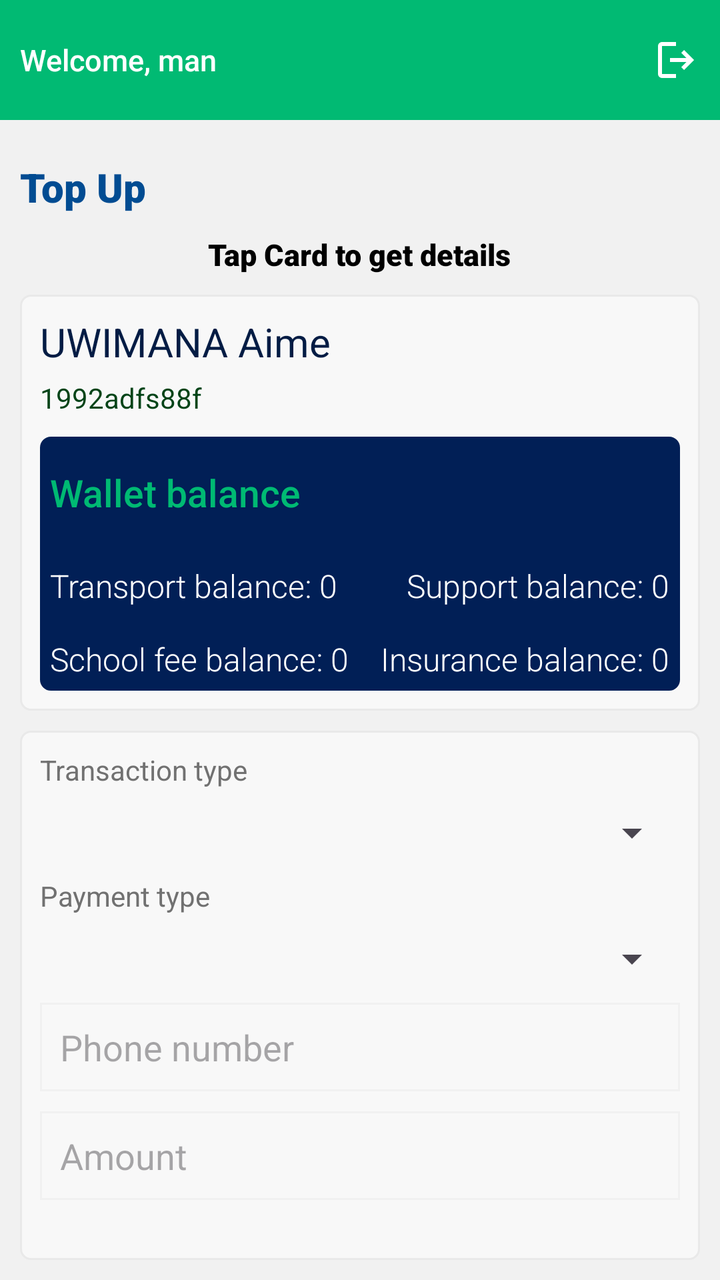
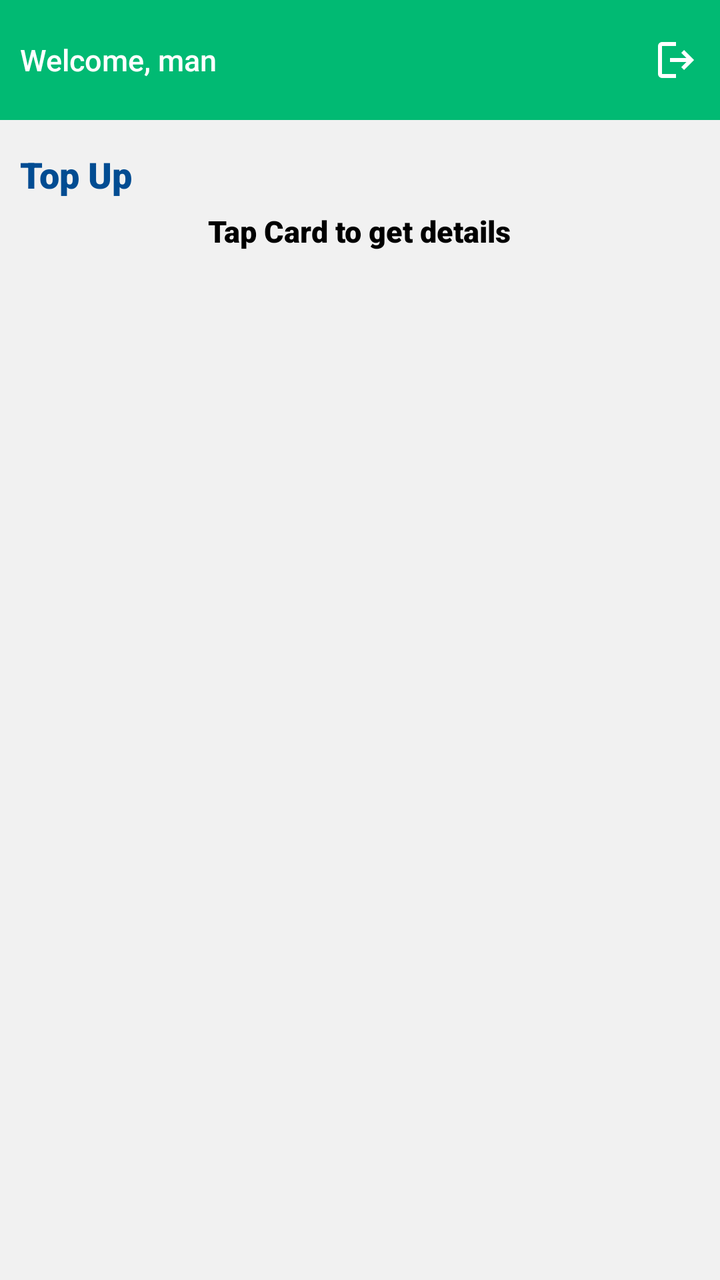

Screens rendered from an Android XML layout before and after an edit, with the pre-edit source and the edit as a unified diff.
<!-- AndroidManifest.xml: application theme Theme.InspectorAppUpdate -->
<!-- res/layout/fragment_card_top_up.xml -->
<?xml version="1.0" encoding="utf-8"?>
<RelativeLayout xmlns:android="http://schemas.android.com/apk/res/android"
    xmlns:tools="http://schemas.android.com/tools"
    android:layout_width="match_parent"
    android:layout_height="match_parent"
    tools:context=".ui.fragment.topup.CardTopUpFragment"
    android:background="@color/main_background_color">

    
    <RelativeLayout
        android:id="@+id/rl_header_title"
        android:layout_width="match_parent"
        android:layout_height="60dp"
        android:background="@color/main_green_color"
        android:layout_alignParentTop="true"
        android:padding="@dimen/ten">

        <LinearLayout
            android:id="@+id/ll_from_transaction"
            android:layout_width="wrap_content"
            android:layout_height="wrap_content"
            android:orientation="horizontal"
            android:layout_centerVertical="true"
            android:gravity="center_vertical"
            android:layout_alignParentStart="true">

            <TextView
                android:id="@+id/tv_search_student_header"
                android:layout_width="wrap_content"
                android:layout_height="wrap_content"
                android:textColor="@color/white"
                android:fontFamily="sans-serif-medium"
                android:textSize="@dimen/fifteen"
                android:text="Welcome, man"
                android:gravity="center_vertical"/>
        </LinearLayout>

        <ImageView
            android:id="@+id/img_logout"
            android:layout_width="wrap_content"
            android:layout_height="wrap_content"
            android:src="@drawable/outline_logout_24"
            android:layout_alignParentEnd="true"
            android:layout_centerVertical="true"/>
    </RelativeLayout>

    <RelativeLayout
        android:layout_width="match_parent"
        android:layout_height="wrap_content"
        android:layout_below="@id/rl_header_title"
        android:padding="10dp"
        android:layout_marginTop="10dp">

        <TextView
            android:id="@+id/tv_main_title"
            android:layout_width="wrap_content"
            android:layout_height="wrap_content"
            android:text="Top Up"
            android:fontFamily="sans-serif-black"
            android:textSize="20sp"
            android:textColor="#014C92"
            android:layout_marginBottom="10sp"/>

        <TextView
            android:id="@+id/tv_processing_message"
            android:layout_below="@+id/tv_main_title"
            android:layout_width="wrap_content"
            android:layout_height="wrap_content"
            android:text="@string/tapcard"
            android:textSize="15sp"
            android:fontFamily="sans-serif-black"
            android:layout_centerHorizontal="true"
            android:textColor="@color/black"/>

        <RelativeLayout
            android:id="@+id/rl_student_details"
            android:layout_width="match_parent"
            android:layout_height="wrap_content"
            android:layout_marginTop="10sp"
            android:layout_below="@id/tv_processing_message"
            android:padding="10sp"
            android:background="@drawable/custom_card"
            android:visibility="visible">

            <TextView
                android:id="@+id/tv_student_name"
                android:layout_width="wrap_content"
                android:layout_height="wrap_content"
                android:layout_alignParentTop="true"
                android:textSize="20sp"
                android:text="UWIMANA Aime"
                android:textColor="@color/secondaryBlue"/>

            <TextView
                android:id="@+id/tv_card_number"
                android:layout_width="wrap_content"
                android:layout_height="wrap_content"
                android:layout_below="@id/tv_student_name"
                android:text="1992adfs88f"
                android:textColor="#034418"
                android:layout_marginTop="5sp" />

            <RelativeLayout
                android:layout_width="match_parent"
                android:layout_height="wrap_content"
                android:layout_below="@id/tv_card_number"
                android:layout_marginTop="10sp"
                android:background="@drawable/main_information_display"
                android:padding="5sp">

                <TextView
                    android:id="@+id/tv_wallet_balance"
                    android:layout_width="wrap_content"
                    android:layout_height="wrap_content"
                    android:text="Wallet balance"
                    android:layout_alignParentTop="true"
                    android:textColor="@color/mainGreen"
                    android:fontFamily="sans-serif-medium"
                    android:textSize="19sp"
                    android:layout_marginBottom="18sp"
                    android:layout_marginTop="10sp"/>

                <TextView
                    android:layout_below="@id/tv_wallet_balance"
                    android:id="@+id/tv_transport_balance"
                    android:layout_width="wrap_content"
                    android:layout_height="wrap_content"
                    android:text="Transport balance: 0"
                    android:layout_marginTop="5sp"
                    android:layout_marginBottom="10sp"
                    android:textColor="@color/white"
                    android:fontFamily="sans-serif-light"
                    android:textSize="16sp"/>

                <TextView
                    android:layout_below="@id/tv_transport_balance"
                    android:id="@+id/tv_schoolfees_balance"
                    android:layout_width="wrap_content"
                    android:layout_height="wrap_content"
                    android:text="School fee balance: 0"
                    android:layout_marginTop="5sp"
                    android:textColor="@color/white"
                    android:fontFamily="sans-serif-light"
                    android:textSize="16sp"/>

                <TextView
                    android:layout_below="@id/tv_wallet_balance"
                    android:layout_alignParentEnd="true"
                    android:id="@+id/tv_support_balance"
                    android:layout_width="wrap_content"
                    android:layout_height="wrap_content"
                    android:text="Support balance: 0"
                    android:layout_marginTop="5sp"
                    android:layout_marginBottom="10sp"
                    android:textColor="@color/white"
                    android:fontFamily="sans-serif-light"
                    android:textSize="16sp"/>

                <TextView
                    android:layout_below="@id/tv_support_balance"
                    android:layout_alignParentEnd="true"
                    android:id="@+id/tv_insurance_balance"
                    android:layout_width="wrap_content"
                    android:layout_height="wrap_content"
                    android:text="Insurance balance: 0"
                    android:layout_marginTop="5sp"
                    android:textColor="@color/white"
                    android:fontFamily="sans-serif-light"
                    android:textSize="16sp"/>
            </RelativeLayout>



        </RelativeLayout>

        <RelativeLayout
            android:layout_width="match_parent"
            android:layout_height="wrap_content"
            android:padding="10sp"
            android:layout_below="@+id/rl_student_details"
            android:background="@drawable/custom_card"
            android:layout_marginTop="10sp">

            <TextView
                android:id="@+id/tv_transaction_type_title"
                android:layout_width="wrap_content"
                android:layout_height="wrap_content"
                android:text="@string/transaction_type"
                android:layout_alignParentTop="true"
                android:textColor="#717171" />
            <Spinner
                android:id="@+id/spn_transaction_type"
                android:layout_width="match_parent"
                android:layout_height="wrap_content"
                android:layout_below="@id/tv_transaction_type_title"
                android:layout_marginTop="10sp"/>

            <TextView
                android:id="@+id/tv_payment_type_title"
                android:layout_width="wrap_content"
                android:layout_height="wrap_content"
                android:text="@string/payment_type"
                android:layout_below="@id/spn_transaction_type"
                android:textColor="#717171"
                android:layout_marginTop="10sp"/>
            <Spinner
                android:id="@+id/spn_payment_type"
                android:layout_width="match_parent"
                android:layout_height="wrap_content"
                android:layout_below="@id/tv_payment_type_title"
                android:layout_marginTop="10sp"/>

            <EditText
                android:id="@+id/et_phone_number"
                android:layout_width="match_parent"
                android:layout_height="wrap_content"
                android:hint="@string/phone_number"
                android:layout_below="@id/spn_payment_type"
                android:textColor="#717171"
                android:layout_marginTop="10sp"
                android:background="@drawable/search_edittext_style"/>

            <EditText
                android:id="@+id/et_amount"
                android:layout_width="match_parent"
                android:layout_height="wrap_content"
                android:hint="@string/amount"
                android:layout_below="@id/et_phone_number"
                android:textColor="#717171"
                android:layout_marginTop="10sp"
                android:background="@drawable/search_edittext_style"/>

            <androidx.appcompat.widget.AppCompatButton
                android:id="@+id/btn_topup"
                android:layout_width="wrap_content"
                android:layout_height="wrap_content"
                android:text="@string/topup"
                android:layout_below="@id/et_amount"
                android:textColor="@color/white"
                android:layout_marginTop="20sp"
                android:minHeight="0sp"
                android:padding="8sp"
                android:background="@drawable/search_transaction_button_background"/>


        </RelativeLayout>

    </RelativeLayout>

</RelativeLayout>
<!-- resources referenced by this layout -->
<resources>
  <color name="black">#FF000000</color>
  <color name="mainGreen">#00ba73</color>
  <color name="main_background_color">#f1f1f1</color>
  <color name="main_green_color">#01ba73</color>
  <color name="secondaryBlue">#031C44</color>
  <color name="white">#FFFFFFFF</color>
  <dimen name="fifteen">15sp</dimen>
  <dimen name="ten">10dp</dimen>
  <!-- drawable custom_card (drawable) -->
  <?xml version="1.0" encoding="utf-8"?>
  <shape xmlns:android="http://schemas.android.com/apk/res/android">
      <stroke
          android:color="#E9E9E9"
          android:width="1sp"/>
      <solid
          android:color="#F8F8F8"/>
      <corners
          android:radius="5sp"/>
  </shape>
  <!-- drawable main_information_display (drawable) -->
  <?xml version="1.0" encoding="utf-8"?>
  <shape xmlns:android="http://schemas.android.com/apk/res/android">
      <solid
          android:color="@color/main_blue_color"/>
  
      <corners
          android:radius="5sp"/>
      <stroke
          android:color="@color/main_blue_color"
          android:width="1sp"/>
  </shape>
  <!-- drawable outline_logout_24 (drawable) -->
  <vector xmlns:android="http://schemas.android.com/apk/res/android" android:autoMirrored="true" android:height="24dp" android:tint="#FFFFFF" android:viewportHeight="960" android:viewportWidth="960" android:width="24dp">
        
      <path android:fillColor="@android:color/white" android:pathData="M200,840Q167,840 143.5,816.5Q120,793 120,760L120,200Q120,167 143.5,143.5Q167,120 200,120L480,120L480,200L200,200Q200,200 200,200Q200,200 200,200L200,760Q200,760 200,760Q200,760 200,760L480,760L480,840L200,840ZM640,680L585,622L687,520L360,520L360,440L687,440L585,338L640,280L840,480L640,680Z"/>
      
  </vector>
  <!-- drawable search_edittext_style (drawable) -->
  <?xml version="1.0" encoding="utf-8"?>
  <shape xmlns:android="http://schemas.android.com/apk/res/android">
      <stroke
          android:color="@color/main_background_color"
          android:width="1sp" />
      <padding
          android:bottom="10sp"
          android:left="10sp"
          android:right="10sp"
          android:top="10sp"/>
  </shape>
  <!-- drawable search_transaction_button_background (drawable) -->
  <?xml version="1.0" encoding="utf-8"?>
  <shape xmlns:android="http://schemas.android.com/apk/res/android">
      <corners
          android:radius="@dimen/ten"/>
      <solid
          android:color="@color/main_green_color"/>
  </shape>
  <string name="amount">Amount</string>
  <string name="payment_type">Payment type</string>
  <string name="phone_number">Phone number</string>
  <string name="tapcard">Tap Card to get details</string>
  <string name="topup">Top Up</string>
  <string name="transaction_type">Transaction type</string>
  <style name="Theme.InspectorAppUpdate" parent="android:Theme.Material.Light.NoActionBar" />
  <color name="main_blue_color">#011f56</color>
</resources>

<!-- the commit's change to res/layout/fragment_card_top_up.xml (unified diff, before → after) -->
@@ -49,17 +49,17 @@
         android:layout_height="wrap_content"
         android:layout_below="@id/rl_header_title"
         android:padding="10dp"
-        android:layout_marginTop="10dp">
+        android:layout_marginTop="5dp">
 
         <TextView
             android:id="@+id/tv_main_title"
             android:layout_width="wrap_content"
             android:layout_height="wrap_content"
-            android:text="Top Up"
+            android:text="@string/topup"
             android:fontFamily="sans-serif-black"
-            android:textSize="20sp"
+            android:textSize="18sp"
             android:textColor="#014C92"
-            android:layout_marginBottom="10sp"/>
+            android:layout_marginBottom="6sp"/>
 
         <TextView
             android:id="@+id/tv_processing_message"
@@ -73,22 +73,22 @@
             android:textColor="@color/black"/>
 
         <RelativeLayout
-            android:id="@+id/rl_student_details"
+            android:id="@+id/rl_topup_student_details"
             android:layout_width="match_parent"
             android:layout_height="wrap_content"
             android:layout_marginTop="10sp"
             android:layout_below="@id/tv_processing_message"
-            android:padding="10sp"
+            android:padding="8sp"
             android:background="@drawable/custom_card"
-            android:visibility="visible">
+            android:visibility="gone">
 
             <TextView
                 android:id="@+id/tv_student_name"
                 android:layout_width="wrap_content"
                 android:layout_height="wrap_content"
                 android:layout_alignParentTop="true"
-                android:textSize="20sp"
-                android:text="UWIMANA Aime"
+                android:textSize="17sp"
+                android:text="Uwimanna aime"
                 android:textColor="@color/secondaryBlue"/>
 
             <TextView
@@ -96,52 +96,53 @@
                 android:layout_width="wrap_content"
                 android:layout_height="wrap_content"
                 android:layout_below="@id/tv_student_name"
-                android:text="1992adfs88f"
-                android:textColor="#034418"
-                android:layout_marginTop="5sp" />
+                android:textColor="#02A84B"
+                android:text="Card No: 128929"
+                android:layout_marginTop="5sp"
+                android:fontFamily="sans-serif-medium"/>
 
             <RelativeLayout
                 android:layout_width="match_parent"
                 android:layout_height="wrap_content"
                 android:layout_below="@id/tv_card_number"
-                android:layout_marginTop="10sp"
+                android:layout_marginTop="15sp"
                 android:background="@drawable/main_information_display"
-                android:padding="5sp">
+                android:padding="8sp">
 
                 <TextView
                     android:id="@+id/tv_wallet_balance"
                     android:layout_width="wrap_content"
                     android:layout_height="wrap_content"
-                    android:text="Wallet balance"
                     android:layout_alignParentTop="true"
                     android:textColor="@color/mainGreen"
                     android:fontFamily="sans-serif-medium"
-                    android:textSize="19sp"
-                    android:layout_marginBottom="18sp"
-                    android:layout_marginTop="10sp"/>
+                    android:textSize="16sp"
+                    android:text="@string/wallet_details"
+                    android:layout_marginBottom="10sp"
+                    android:layout_marginTop="5sp"/>
 
                 <TextView
                     android:layout_below="@id/tv_wallet_balance"
                     android:id="@+id/tv_transport_balance"
                     android:layout_width="wrap_content"
                     android:layout_height="wrap_content"
-                    android:text="Transport balance: 0"
-                    android:layout_marginTop="5sp"
-                    android:layout_marginBottom="10sp"
-                    android:textColor="@color/white"
-                    android:fontFamily="sans-serif-light"
-                    android:textSize="16sp"/>
+                    android:layout_marginTop="5sp"
+                    android:layout_marginBottom="5sp"
+                    android:textColor="@color/white"
+                    android:fontFamily="sans-serif-light"
+                    android:textSize="14sp"
+                    android:text="Wallet: 0"/>
 
                 <TextView
                     android:layout_below="@id/tv_transport_balance"
                     android:id="@+id/tv_schoolfees_balance"
                     android:layout_width="wrap_content"
                     android:layout_height="wrap_content"
-                    android:text="School fee balance: 0"
-                    android:layout_marginTop="5sp"
-                    android:textColor="@color/white"
-                    android:fontFamily="sans-serif-light"
-                    android:textSize="16sp"/>
+                    android:layout_marginTop="5sp"
+                    android:textColor="@color/white"
+                    android:fontFamily="sans-serif-light"
+                    android:textSize="14sp"
+                    android:text="Transport: 0"/>
 
                 <TextView
                     android:layout_below="@id/tv_wallet_balance"
@@ -149,12 +150,12 @@
                     android:id="@+id/tv_support_balance"
                     android:layout_width="wrap_content"
                     android:layout_height="wrap_content"
-                    android:text="Support balance: 0"
-                    android:layout_marginTop="5sp"
-                    android:layout_marginBottom="10sp"
-                    android:textColor="@color/white"
-                    android:fontFamily="sans-serif-light"
-                    android:textSize="16sp"/>
+                    android:layout_marginTop="5sp"
+                    android:layout_marginBottom="5sp"
+                    android:textColor="@color/white"
+                    android:fontFamily="sans-serif-light"
+                    android:textSize="14sp"
+                    android:text="Support: 0"/>
 
                 <TextView
                     android:layout_below="@id/tv_support_balance"
@@ -162,88 +163,100 @@
                     android:id="@+id/tv_insurance_balance"
                     android:layout_width="wrap_content"
                     android:layout_height="wrap_content"
-                    android:text="Insurance balance: 0"
-                    android:layout_marginTop="5sp"
-                    android:textColor="@color/white"
-                    android:fontFamily="sans-serif-light"
-                    android:textSize="16sp"/>
+                    android:layout_marginTop="5sp"
+                    android:textColor="@color/white"
+                    android:fontFamily="sans-serif-light"
+                    android:textSize="14sp"
+                    android:text="Insurance: 0"/>
             </RelativeLayout>
 
-
-
         </RelativeLayout>
 
-        <RelativeLayout
+        <ScrollView
             android:layout_width="match_parent"
             android:layout_height="wrap_content"
-            android:padding="10sp"
-            android:layout_below="@+id/rl_student_details"
-            android:background="@drawable/custom_card"
-            android:layout_marginTop="10sp">
-
-            <TextView
-                android:id="@+id/tv_transaction_type_title"
-                android:layout_width="wrap_content"
-                android:layout_height="wrap_content"
-                android:text="@string/transaction_type"
-                android:layout_alignParentTop="true"
-                android:textColor="#717171" />
-            <Spinner
-                android:id="@+id/spn_transaction_type"
+            android:layout_below="@+id/rl_topup_student_details">
+            <RelativeLayout
+                android:id="@+id/rl_topup_payment_details"
                 android:layout_width="match_parent"
                 android:layout_height="wrap_content"
-                android:layout_below="@id/tv_transaction_type_title"
-                android:layout_marginTop="10sp"/>
-
-            <TextView
-                android:id="@+id/tv_payment_type_title"
-                android:layout_width="wrap_content"
-                android:layout_height="wrap_content"
-                android:text="@string/payment_type"
-                android:layout_below="@id/spn_transaction_type"
-                android:textColor="#717171"
-                android:layout_marginTop="10sp"/>
-            <Spinner
-                android:id="@+id/spn_payment_type"
-                android:layout_width="match_parent"
-                android:layout_height="wrap_content"
-                android:layout_below="@id/tv_payment_type_title"
-                android:layout_marginTop="10sp"/>
-
-            <EditText
-                android:id="@+id/et_phone_number"
-                android:layout_width="match_parent"
-                android:layout_height="wrap_content"
-                android:hint="@string/phone_number"
-                android:layout_below="@id/spn_payment_type"
-                android:textColor="#717171"
+                android:padding="8sp"
+                android:background="@drawable/custom_card"
                 android:layout_marginTop="10sp"
-                android:background="@drawable/search_edittext_style"/>
-
-            <EditText
-                android:id="@+id/et_amount"
-                android:layout_width="match_parent"
-                android:layout_height="wrap_content"
-                android:hint="@string/amount"
-                android:layout_below="@id/et_phone_number"
-                android:textColor="#717171"
-                android:layout_marginTop="10sp"
-                android:background="@drawable/search_edittext_style"/>
-
-            <androidx.appcompat.widget.AppCompatButton
-                android:id="@+id/btn_topup"
-                android:layout_width="wrap_content"
-                android:layout_height="wrap_content"
-                android:text="@string/topup"
-                android:layout_below="@id/et_amount"
-                android:textColor="@color/white"
-                android:layout_marginTop="20sp"
-                android:minHeight="0sp"
-                android:padding="8sp"
-                android:background="@drawable/search_transaction_button_background"/>
-
-
-        </RelativeLayout>
+                android:visibility="gone">
+
+                <TextView
+                    android:id="@+id/tv_transaction_type_title"
+                    android:layout_width="wrap_content"
+                    android:layout_height="wrap_content"
+                    android:text="@string/transaction_type"
+                    android:layout_alignParentTop="true"
+                    android:textColor="@color/black" />
+                <Spinner
+                    android:id="@+id/spn_transaction_type"
+                    android:layout_width="match_parent"
+                    android:layout_height="wrap_content"
+                    android:layout_below="@id/tv_transaction_type_title"
+                    android:layout_marginTop="5sp"/>
+
+                <TextView
+                    android:id="@+id/tv_payment_type_title"
+                    android:layout_width="wrap_content"
+                    android:layout_height="wrap_content"
+                    android:text="@string/payment_type"
+                    android:layout_below="@id/spn_transaction_type"
+                    android:textColor="@color/black"
+                    android:layout_marginTop="10sp"
+                    />
+                <Spinner
+                    android:id="@+id/spn_payment_type"
+                    android:layout_width="match_parent"
+                    android:layout_height="wrap_content"
+                    android:layout_below="@id/tv_payment_type_title"
+                    android:layout_marginTop="5sp"/>
+
+                <EditText
+                    android:id="@+id/et_phone_number"
+                    android:layout_width="match_parent"
+                    android:layout_height="wrap_content"
+                    android:hint="@string/phone_number"
+                    android:layout_below="@id/spn_payment_type"
+                    android:textColor="#717171"
+                    android:layout_marginTop="10sp"
+                    android:padding="5sp"
+                    android:inputType="phone"
+                    android:background="@drawable/search_edittext_style" />
+
+                <EditText
+                    android:id="@+id/et_amount"
+                    android:layout_width="match_parent"
+                    android:layout_height="wrap_content"
+                    android:hint="@string/amount"
+                    android:layout_below="@id/et_phone_number"
+                    android:textColor="#717171"
+                    android:layout_marginTop="10sp"
+                    android:inputType="numberDecimal"
+                    android:padding="5sp"
+                    android:background="@drawable/search_edittext_style"/>
+
+                <androidx.appcompat.widget.AppCompatButton
+                    android:id="@+id/btn_topup"
+                    android:layout_width="wrap_content"
+                    android:layout_height="wrap_content"
+                    android:text="@string/topup"
+                    android:layout_below="@id/et_amount"
+                    android:textColor="@color/white"
+                    android:layout_marginTop="10sp"
+                    android:minHeight="0sp"
+                    android:padding="8sp"
+                    android:background="@drawable/search_transaction_button_background"/>
+
+
+            </RelativeLayout>
+        </ScrollView>
+
+
+
 
     </RelativeLayout>
 
<!-- resource entries referenced after the edit -->
@@ -63,6 +63,7 @@
   <string name="tapcard">Tap Card to get details</string>
   <string name="topup">Top Up</string>
   <string name="transaction_type">Transaction type</string>
+  <string name="wallet_details">Wallet Balance</string>
   <style name="Theme.InspectorAppUpdate" parent="android:Theme.Material.Light.NoActionBar" />
   <color name="main_blue_color">#011f56</color>
 </resources>
